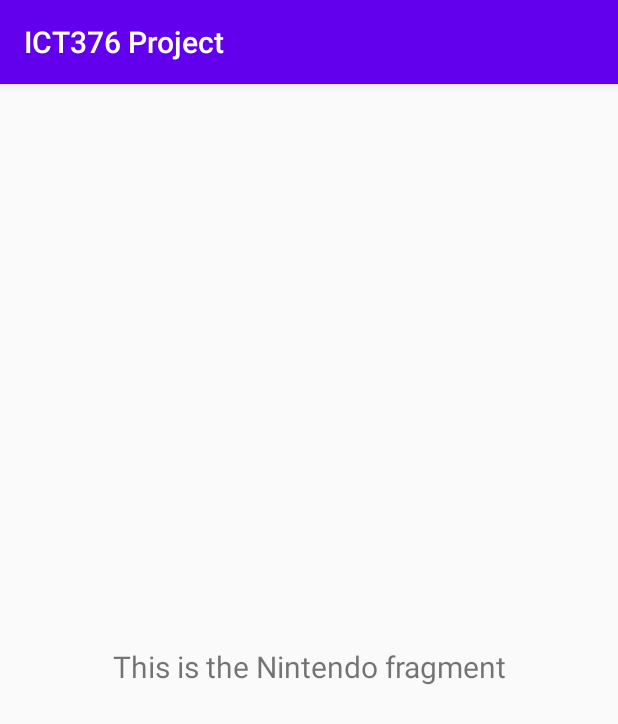
After one commit to EvanChrisp/ICT376-Project, an Android app: the fragment NintendoFragment shown on its own in the app's theme, on a phone screen of 412 x 824 dp. The commit adds this screen. Shown: the top 724 px of the screen. Run offline under Robolectric (Android 15) with nearby library versions, the phone set to English and light mode, and no system bars.

Commit message:
Update of fragments, layouts and nav menu

```diff
--- /dev/null
+++ b/ICT376Project/app/src/main/java/au/edu/murdoch/ict376project/ui/nintendo/NintendoFragment.java
@@ -0,0 +1,34 @@
+package au.edu.murdoch.ict376project.ui.nintendo;
+
+import android.os.Bundle;
+import android.view.LayoutInflater;
+import android.view.View;
+import android.view.ViewGroup;
+import android.widget.TextView;
+
+import androidx.annotation.NonNull;
+import androidx.annotation.Nullable;
+import androidx.fragment.app.Fragment;
+import androidx.lifecycle.Observer;
+import androidx.lifecycle.ViewModelProviders;
+import au.edu.murdoch.ict376project.R;
+
+public class NintendoFragment extends Fragment {
+
+    private NintendoViewModel nintendoViewModel;
+
+    public View onCreateView(@NonNull LayoutInflater inflater,
+                             ViewGroup container, Bundle savedInstanceState) {
+        nintendoViewModel =
+                ViewModelProviders.of(this).get(NintendoViewModel.class);
+        View root = inflater.inflate(R.layout.fragment_nintendo, container, false);
+        final TextView textView = root.findViewById(R.id.text_nintendo);
+        nintendoViewModel.getText().observe(getViewLifecycleOwner(), new Observer<String>() {
+            @Override
+            public void onChanged(@Nullable String s) {
+                textView.setText(s);
+            }
+        });
+        return root;
+    }
+}
--- /dev/null
+++ b/ICT376Project/app/src/main/java/au/edu/murdoch/ict376project/ui/nintendo/NintendoViewModel.java
@@ -0,0 +1,19 @@
+package au.edu.murdoch.ict376project.ui.nintendo;
+
+import androidx.lifecycle.LiveData;
+import androidx.lifecycle.MutableLiveData;
+import androidx.lifecycle.ViewModel;
+
+public class NintendoViewModel extends ViewModel {
+
+    private MutableLiveData<String> mText;
+
+    public NintendoViewModel() {
+        mText = new MutableLiveData<>();
+        mText.setValue("This is the Nintendo fragment");
+    }
+
+    public LiveData<String> getText() {
+        return mText;
+    }
+}
--- /dev/null
+++ b/ICT376Project/app/src/main/res/layout/fragment_nintendo.xml
@@ -0,0 +1,22 @@
+<?xml version="1.0" encoding="utf-8"?>
+<androidx.constraintlayout.widget.ConstraintLayout xmlns:android="http://schemas.android.com/apk/res/android"
+    xmlns:app="http://schemas.android.com/apk/res-auto"
+    xmlns:tools="http://schemas.android.com/tools"
+    android:layout_width="match_parent"
+    android:layout_height="match_parent"
+    tools:context=".ui.nintendo.NintendoFragment">
+
+    <TextView
+        android:id="@+id/text_nintendo"
+        android:layout_width="match_parent"
+        android:layout_height="wrap_content"
+        android:layout_marginStart="8dp"
+        android:layout_marginTop="8dp"
+        android:layout_marginEnd="8dp"
+        android:textAlignment="center"
+        android:textSize="20sp"
+        app:layout_constraintBottom_toBottomOf="parent"
+        app:layout_constraintEnd_toEndOf="parent"
+        app:layout_constraintStart_toStartOf="parent"
+        app:layout_constraintTop_toTopOf="parent" />
+</androidx.constraintlayout.widget.ConstraintLayout>
```
Also changed, not shown: ICT376Project/app/src/main/java/au/edu/murdoch/ict376project/ui/pc/PCFragment.java (added, +34 -0 lines), ICT376Project/app/src/main/java/au/edu/murdoch/ict376project/ui/pc/PCViewModel.java (added, +19 -0 lines), ICT376Project/app/src/main/java/au/edu/murdoch/ict376project/ui/playstation/PlaystationFragment.java (added, +34 -0 lines), ICT376Project/app/src/main/java/au/edu/murdoch/ict376project/ui/playstation/PlaystationViewModel.java (added, +19 -0 lines), ICT376Project/app/src/main/java/au/edu/murdoch/ict376project/ui/xbox/XboxFragment.java (added, +35 -0 lines), ICT376Project/app/src/main/java/au/edu/murdoch/ict376project/ui/xbox/XboxViewModel.java (added, +19 -0 lines), ICT376Project/app/src/main/res/layout/fragment_pc.xml (added, +22 -0 lines), ICT376Project/app/src/main/res/layout/fragment_playstation.xml (added, +22 -0 lines), ICT376Project/app/src/main/res/layout/fragment_xbox.xml (added, +22 -0 lines), ICT376Project/app/src/main/res/navigation/mobile_navigation.xml (+24 -0 lines).
